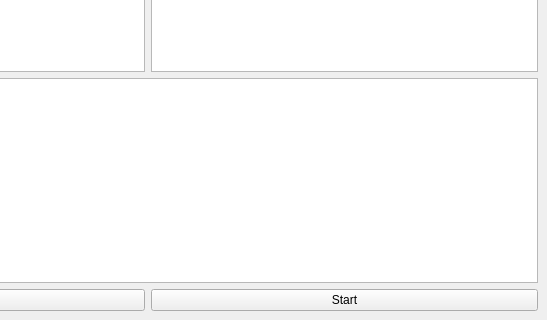
pang0620/Rock-Paper-Scissors, file gui/mainwidget.ui: the form before one commit; both pictures show x 253 to 800 and y 280 to 600 of the 800 by 600 pixel window.
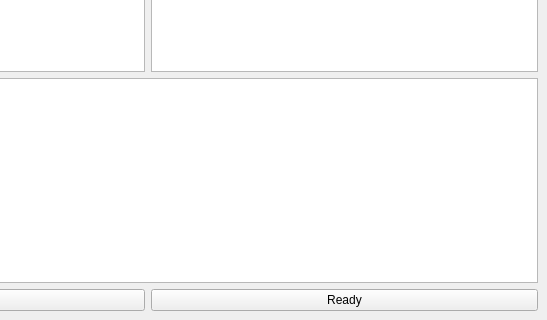
The form after the commit.

Diff of the .ui file:
```diff
--- a/gui/mainwidget.ui
+++ b/gui/mainwidget.ui
@@ -48,7 +48,7 @@
       <item>
        <widget class="QPushButton" name="pushButton">
         <property name="text">
-         <string>Start</string>
+         <string>Ready</string>
         </property>
        </widget>
       </item>
```
